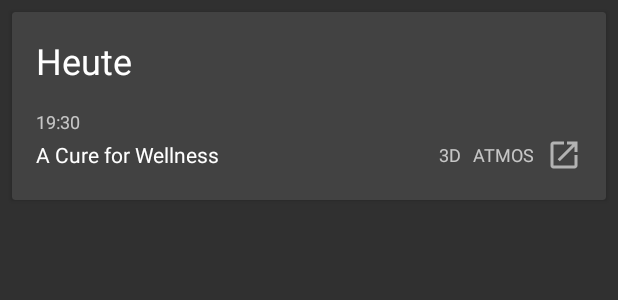
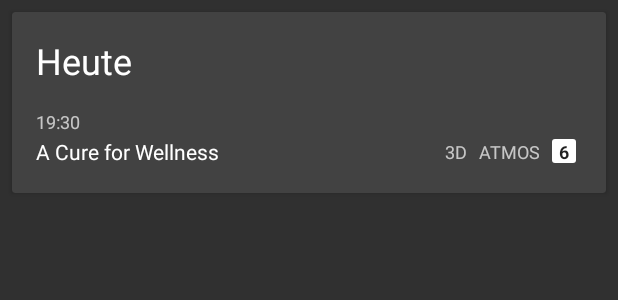
Before and after one commit to JGerdes/Schauburgr, an Android app: the layout home_guide_item_day.xml on its own in the app's theme, with its tools: preview values and no code run, on a phone screen of 412 x 824 dp. Shown: the top 300 px of the screen. Run offline under Robolectric (Android 15) with nearby library versions, the phone set to English and light mode, and no system bars.

Commit message:
Add hall indicator

```diff
--- /dev/null
+++ b/app/src/main/res/drawable/background_rounded_rect_light.xml
@@ -0,0 +1,5 @@
+<?xml version="1.0" encoding="utf-8"?>
+<shape xmlns:android="http://schemas.android.com/apk/res/android">
+    <corners android:radius="2dp"/>
+    <solid android:color="@color/cardview_light_background"/>
+</shape>
--- a/app/src/main/res/layout/home_guide_item_day.xml
+++ b/app/src/main/res/layout/home_guide_item_day.xml
@@ -20,11 +20,11 @@
             android:layout_height="wrap_content"
             android:layout_margin="16dp"
             android:lines="1"
-            android:text="Heute"
             android:textAppearance="@style/TextAppearance.AppCompat.Headline"
             app:layout_constraintLeft_toLeftOf="parent"
             app:layout_constraintRight_toRightOf="parent"
-            app:layout_constraintTop_toTopOf="parent"/>
+            app:layout_constraintTop_toTopOf="parent"
+            tools:text="Heute"/>
 
         <LinearLayout
             android:layout_width="0dp"
@@ -43,8 +43,8 @@
                 android:layout_marginLeft="16dp"
                 android:layout_marginRight="16dp"
                 android:layout_marginTop="8dp"
-                android:text="19:30"
-                android:textAppearance="@style/TextAppearance.AppCompat.Caption"/>
+                android:textAppearance="@style/TextAppearance.AppCompat.Caption"
+                tools:text="19:30"/>
 
             <LinearLayout
                 android:layout_width="match_parent"
@@ -61,9 +61,13 @@
                 <TextView
                     android:layout_width="wrap_content"
                     android:layout_height="wrap_content"
+                    android:layout_marginEnd="4dp"
                     android:layout_weight="1"
-                    android:text="A Cure for Wellness"
-                    android:textAppearance="@style/TextAppearance.AppCompat.Body1"/>
+                    android:ellipsize="end"
+                    android:lines="1"
+                    android:textAppearance="@style/TextAppearance.AppCompat.Body1"
+                    tools:text="A Cure for Wellness"/>
+
 
                 <TextView
                     android:layout_width="wrap_content"
@@ -74,6 +78,7 @@
                     android:text="3D"
                     android:textAppearance="@style/TextAppearance.AppCompat.Caption"/>
 
+
                 <TextView
                     android:layout_width="wrap_content"
                     android:layout_height="wrap_content"
@@ -83,12 +88,19 @@
                     android:text="ATMOS"
                     android:textAppearance="@style/TextAppearance.AppCompat.Caption"/>
 
-                <ImageView
-                    android:layout_width="wrap_content"
-                    android:layout_height="wrap_content"
+                <TextView
+                    android:layout_width="16dp"
+                    android:layout_height="16dp"
+                    android:layout_marginRight="4dp"
                     android:layout_marginLeft="4dp"
-                    android:src="@drawable/ic_open_in_new_black_24dp"
-                    android:tint="?android:textColorTertiary"/>
+                    android:layout_weight="0"
+                    android:text="6"
+                    android:gravity="center"
+                    android:textStyle="bold"
+                    android:background="@drawable/background_rounded_rect_light"
+                    android:textColor="?android:textColorPrimaryInverse"
+                    android:textAppearance="@style/TextAppearance.AppCompat.Caption"/>
+
             </LinearLayout>
         </LinearLayout>
     </android.support.constraint.ConstraintLayout>
```
